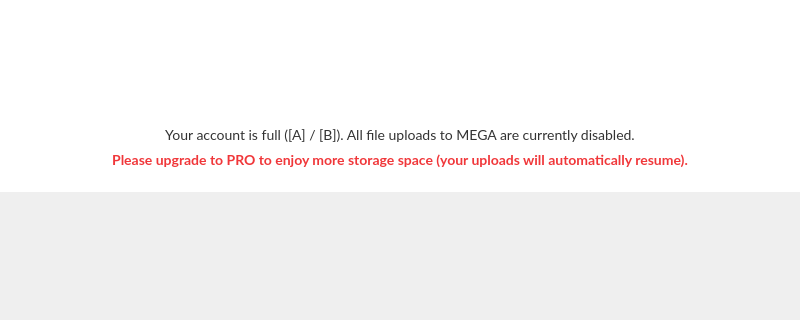
Before: the Qt Designer form src/MEGASync/gui/win/UpgradeOverStorage.ui in meganz/MEGAsync, drawn with Qt 5; both pictures show x 0 to 800 and y 0 to 320 of the 800 by 540 pixel window.
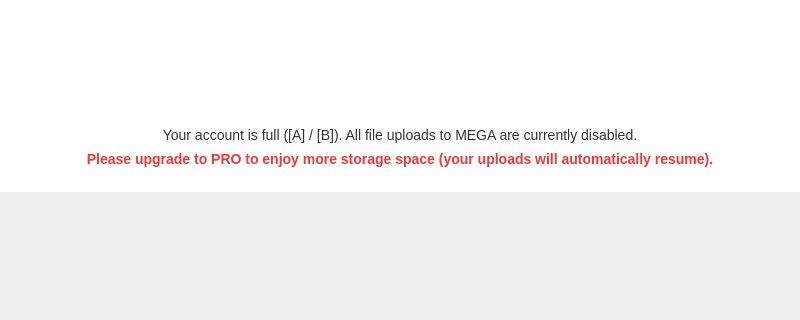
After: the same form once the commit is applied. Icons and pictures are not drawn.

```diff
--- a/src/MEGASync/gui/win/UpgradeOverStorage.ui
+++ b/src/MEGASync/gui/win/UpgradeOverStorage.ui
@@ -44,7 +44,7 @@
 #lEncourageUpgrade
 {
 	color: #F0373A;
-	font-family: Lato;
+	font-family: &quot;Source Sans Pro&quot;;
 	font-size: 14px;
 	font-weight: 600;
 	line-height: 17px;
@@ -53,7 +53,7 @@
 #lUsageStorage
 {
 	color: #333333;
-	font-family: Lato;
+	font-family: &quot;Source Sans Pro&quot;;
 	font-size: 14px;
 	line-height: 24px;
 }
```
